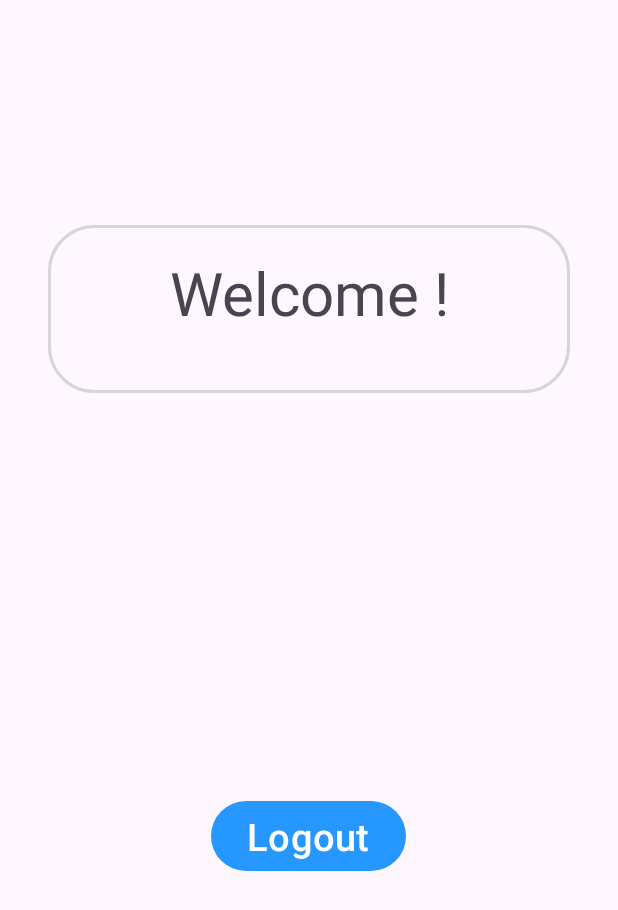
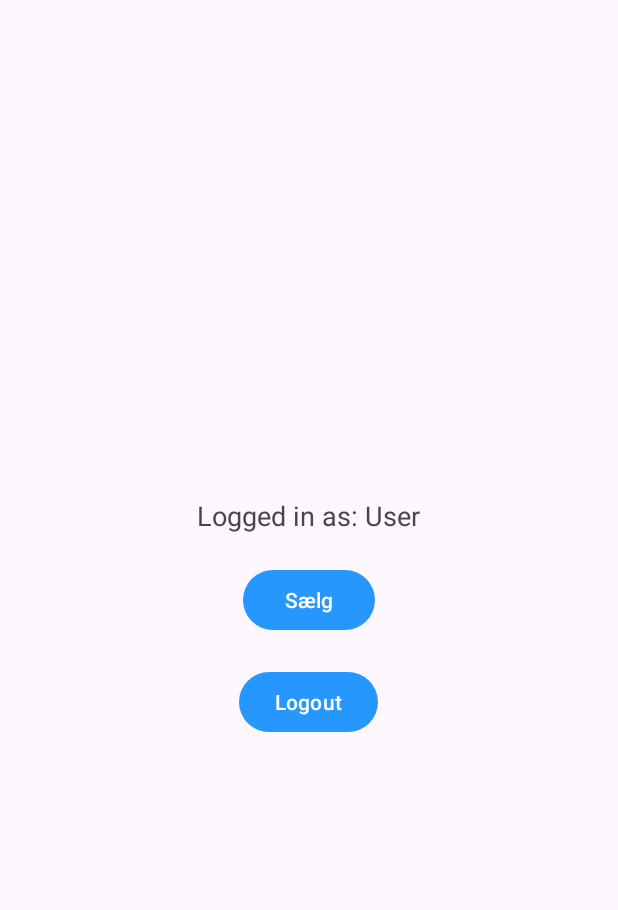
Before and after one commit to SorenNygaard/AndroidApp, an Android app: the UserActivity screen opened directly, with no data from a screen before it, on a phone screen of 412 x 824 dp. Shown: the top 910 px of the screen. Run offline under Robolectric (Android 15) with nearby library versions, the phone set to English and light mode, and no system bars; our stand-ins replace Firebase (no records; nobody signed in at launch, a user with empty details on screens opened directly).

Commit message:
Efter login
Efter login - sælg eller køb - hvis man trykker sælg kan man tilføje bog og den tilføjer til databasen.

```diff
--- a/app/src/main/java/com/example/projekt/UserActivity.java
+++ b/app/src/main/java/com/example/projekt/UserActivity.java
@@ -1,55 +1,42 @@
 package com.example.projekt;
 
 import androidx.appcompat.app.AppCompatActivity;
-
 import android.content.Intent;
 import android.os.Bundle;
 import android.view.View;
 import android.widget.Button;
 import android.widget.TextView;
-
 import com.google.firebase.auth.FirebaseAuth;
-import com.google.firebase.auth.FirebaseUser;
 
 public class UserActivity extends AppCompatActivity {
 
-    Button btnLogOut;
+    Button btnLogOut, btnSell;
     TextView txtUser;
-    FirebaseAuth firebaseAuth;
-    FirebaseUser user;
-    private FirebaseAuth.AuthStateListener authStateListener;
 
     @Override
     protected void onCreate(Bundle savedInstanceState) {
         super.onCreate(savedInstanceState);
         setContentView(R.layout.activity_user);
-        firebaseAuth = FirebaseAuth.getInstance();
-        btnLogOut = (Button) findViewById(R.id.btnLogOut);
-        txtUser = (TextView) findViewById(R.id.txtUser);
-        user = firebaseAuth.getCurrentUser();
 
-        if (user == null ) {
-            Intent intent = new Intent(getApplicationContext(), LoginActivity.class);
-            startActivity(intent);
-            finish();
-        }
-        else {
-            txtUser.setText(user.getEmail());
-        }
+        btnLogOut = findViewById(R.id.btnLogOut);
+        btnSell = findViewById(R.id.btnSell);
+        txtUser = findViewById(R.id.txtUser);
+
+        btnSell.setOnClickListener(new View.OnClickListener() {
+            @Override
+            public void onClick(View v) {
+                Intent intent = new Intent(UserActivity.this, SellBookActivity.class);
+                startActivity(intent);
+            }
+        });
 
         btnLogOut.setOnClickListener(new View.OnClickListener() {
             @Override
-            public void onClick(View view) {
-
+            public void onClick(View v) {
                 FirebaseAuth.getInstance().signOut();
-                //Intent I = new Intent(UserActivity.this, LoginActivity.class);
-                //startActivity(I);
-                Intent intent = new Intent(getApplicationContext(), LoginActivity.class);
-                startActivity(intent);
+                startActivity(new Intent(UserActivity.this, LoginActivity.class));
                 finish();
-
             }
         });
-
     }
 }
--- a/app/src/main/res/drawable/custom_round_background.xml
+++ b/app/src/main/res/drawable/custom_round_background.xml
@@ -1,8 +1,5 @@
 <?xml version="1.0" encoding="utf-8"?>
 <shape xmlns:android="http://schemas.android.com/apk/res/android" android:shape="rectangle">
-    <stroke
-        android:width="2dp"
-        android:color="@color/myblue"/>
     <corners
         android:radius="30dp"/>
 </shape>
--- a/app/src/main/res/layout/activity_user.xml
+++ b/app/src/main/res/layout/activity_user.xml
@@ -1,55 +1,32 @@
 <?xml version="1.0" encoding="utf-8"?>
-<androidx.constraintlayout.widget.ConstraintLayout xmlns:android="http://schemas.android.com/apk/res/android"
+<LinearLayout xmlns:android="http://schemas.android.com/apk/res/android"
     xmlns:app="http://schemas.android.com/apk/res-auto"
     xmlns:tools="http://schemas.android.com/tools"
     android:layout_width="match_parent"
     android:layout_height="match_parent"
+    android:orientation="vertical"
+    android:gravity="center"
+    android:padding="16dp"
     tools:context=".UserActivity">
 
-    <LinearLayout
-        android:id="@+id/linearLayout"
-        android:layout_width="match_parent"
+    <TextView
+        android:id="@+id/txtUser"
+        android:layout_width="wrap_content"
         android:layout_height="wrap_content"
-        android:layout_gravity="center_horizontal"
-        android:layout_marginStart="32dp"
-        android:layout_marginTop="150dp"
-        android:layout_marginEnd="32dp"
-        android:background="@drawable/custom_round_background"
-        android:orientation="vertical"
-        android:padding="18dp"
-        app:layout_constraintEnd_toEndOf="parent"
-        app:layout_constraintStart_toStartOf="parent"
-        app:layout_constraintTop_toTopOf="parent">
+        android:text="Logged in as: User"
+        android:textSize="18sp"
+        android:layout_marginBottom="20dp"/>
 
-        <TextView
-            android:id="@+id/txtMessage"
-            android:layout_width="match_parent"
-            android:layout_height="wrap_content"
-            android:layout_gravity="center"
-            android:gravity="center"
-            android:text="Welcome !"
-            android:textSize="40sp" />
-
-        <TextView
-            android:id="@+id/txtUser"
-            android:layout_width="match_parent"
-            android:layout_height="wrap_content"
-            android:layout_gravity="center"
-            android:gravity="center"
-            android:text=""
-            android:textSize="16sp" />
-    </LinearLayout>
+    <Button
+        android:id="@+id/btnSell"
+        android:layout_width="wrap_content"
+        android:layout_height="wrap_content"
+        android:text="Sælg"/>
 
     <Button
         android:id="@+id/btnLogOut"
         android:layout_width="wrap_content"
         android:layout_height="wrap_content"
-        android:layout_marginTop="268dp"
         android:text="Logout"
-        android:textSize="25sp"
-        app:layout_constraintEnd_toEndOf="@+id/linearLayout"
-        app:layout_constraintHorizontal_bias="0.497"
-        app:layout_constraintStart_toStartOf="@+id/linearLayout"
-        app:layout_constraintTop_toBottomOf="@+id/linearLayout" />
-
-</androidx.constraintlayout.widget.ConstraintLayout>
+        android:layout_marginTop="20dp"/>
+</LinearLayout>
--- a/build.gradle.kts
+++ b/build.gradle.kts
@@ -1,6 +1,6 @@
 buildscript {
     dependencies {
-        classpath("com.google.gms:google-services:4.3.14")
+        classpath("com.google.gms:google-services:4.4.1")
     }
 }
 // Top-level build file where you can add configuration options common to all sub-projects/modules.
```
Also changed, not shown: app/build.gradle.kts (+6 -3 lines), app/src/main/AndroidManifest.xml (+16 -4 lines), app/src/main/java/com/example/projekt/SellBookActivity.java (added, +80 -0 lines), app/src/main/res/layout/activity_sell_book.xml (added, +35 -0 lines).
